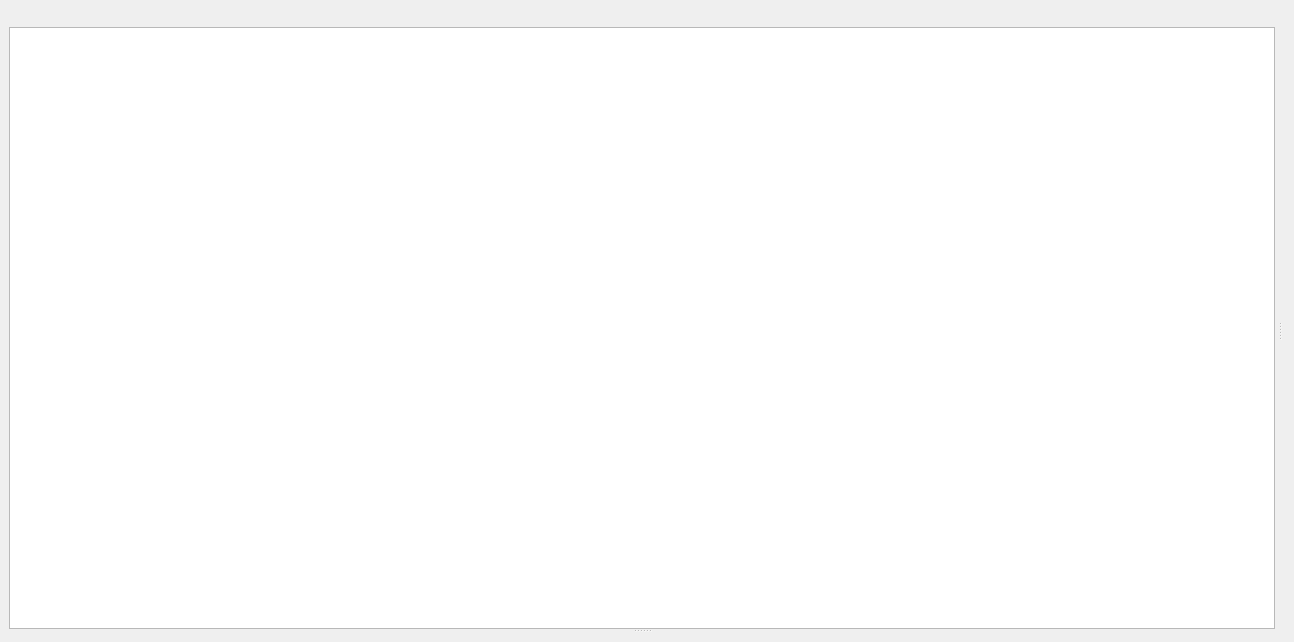
vcloarec/ReosProject, file src/ui/reosrainfallmanager.ui: the form before one commit.
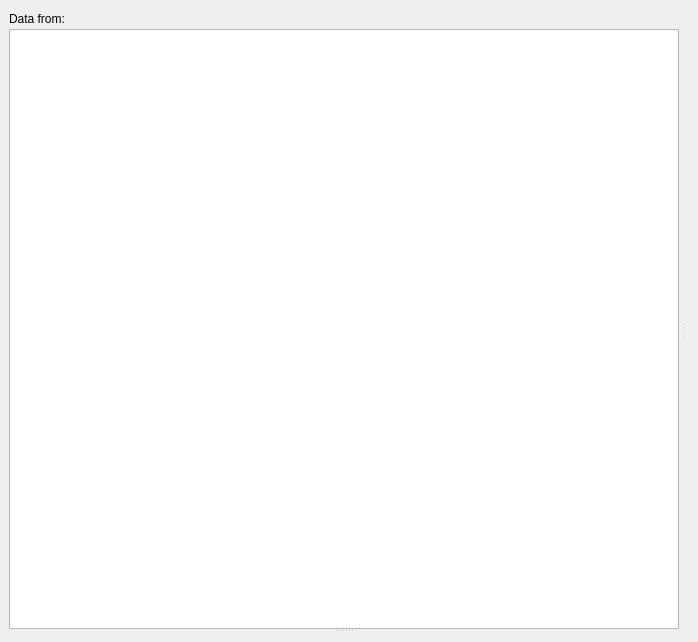
The form after the commit.

```diff
--- a/src/ui/reosrainfallmanager.ui
+++ b/src/ui/reosrainfallmanager.ui
@@ -6,14 +6,14 @@
    <rect>
     <x>0</x>
     <y>0</y>
-    <width>1294</width>
+    <width>698</width>
     <height>642</height>
    </rect>
   </property>
   <property name="windowTitle">
    <string>Form</string>
   </property>
-  <layout class="QVBoxLayout" name="verticalLayout" stretch="0,1">
+  <layout class="QVBoxLayout" name="verticalLayout" stretch="0,0,1">
    <property name="spacing">
     <number>0</number>
    </property>
@@ -31,9 +31,56 @@
    </property>
    <item>
     <widget class="QWidget" name="mToolBarWidget" native="true">
-     <layout class="QHBoxLayout" name="horizontalLayout"/>
+     <layout class="QHBoxLayout" name="horizontalLayout">
+      <property name="leftMargin">
+       <number>0</number>
+      </property>
+      <property name="topMargin">
+       <number>0</number>
+      </property>
+      <property name="rightMargin">
+       <number>0</number>
+      </property>
+      <property name="bottomMargin">
+       <number>0</number>
+      </property>
+     </layout>
     </widget>
    </item>
+   <item>
+    <layout class="QHBoxLayout" name="horizontalLayout_2">
+     <property name="topMargin">
+      <number>0</number>
+     </property>
+     <item>
+      <widget class="QLabel" name="label">
+       <property name="text">
+        <string>Data from:</string>
+       </property>
+      </widget>
+     </item>
+     <item>
+      <widget class="QLabel" name="labelFileName">
+       <property name="text">
+        <string/>
+       </property>
+      </widget>
+     </item>
+     <item>
+      <spacer name="horizontalSpacer">
+       <property name="orientation">
+        <enum>Qt::Horizontal</enum>
+       </property>
+       <property name="sizeHint" stdset="0">
+        <size>
+         <width>40</width>
+         <height>20</height>
+        </size>
+       </property>
+      </spacer>
+     </item>
+    </layout>
+   </item>
    <item>
     <widget class="QSplitter" name="mSplitter">
      <property name="orientation">
```
